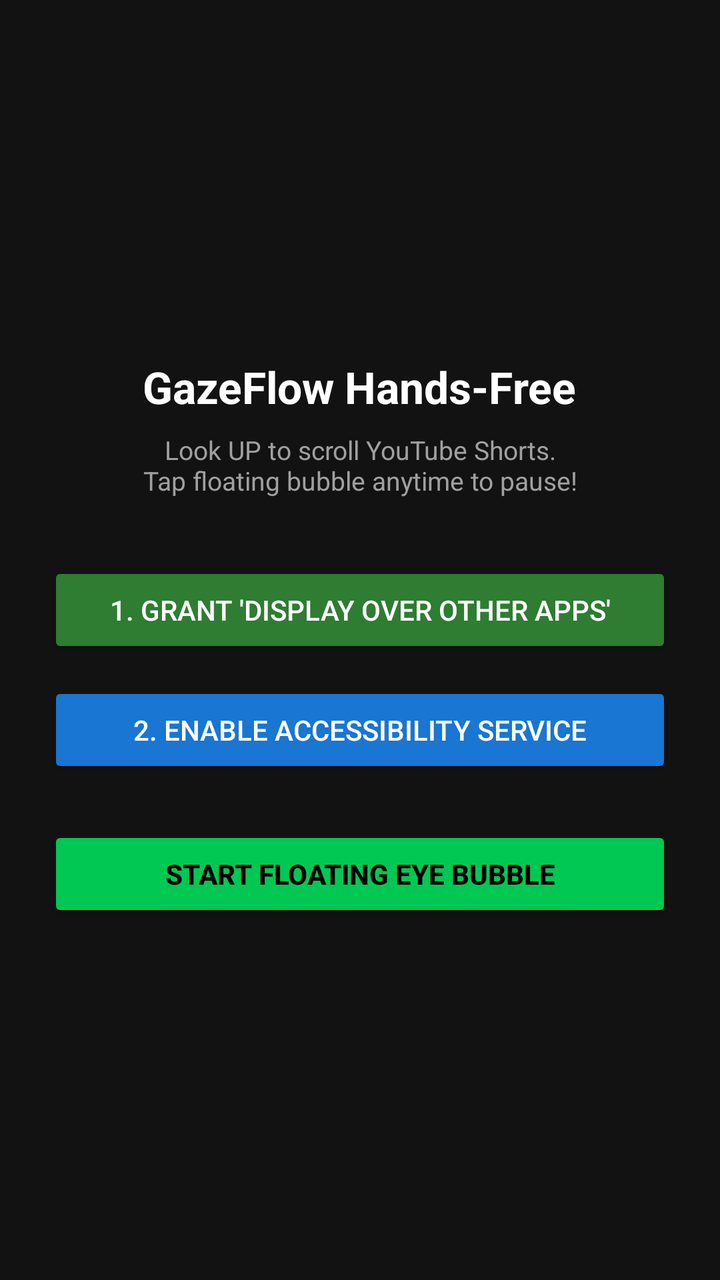
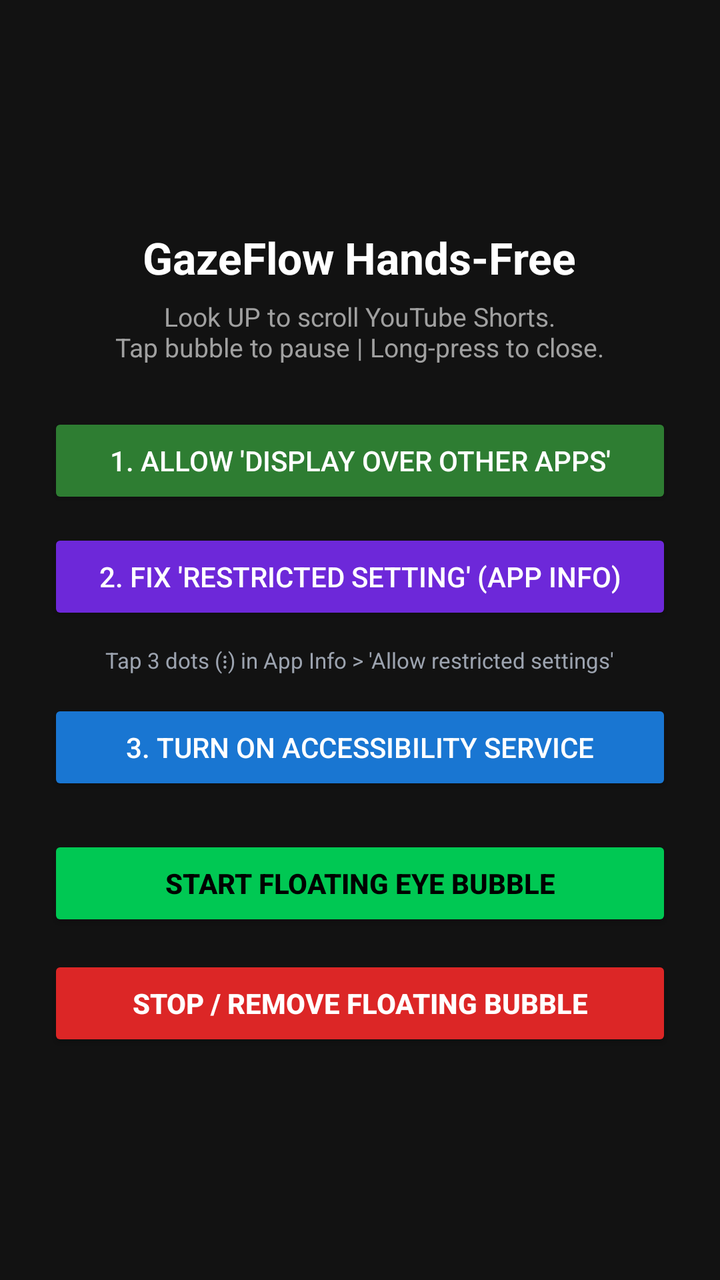

The first picture is an Android layout as it rendered before a commit; the second is the same layout after the commit. The layout source and the unified diff follow.
<!-- AndroidManifest.xml: application theme Theme.GazeFlow -->
<!-- res/layout/activity_main.xml -->
<?xml version="1.0" encoding="utf-8"?>
<LinearLayout xmlns:android="http://schemas.android.com/apk/res/android"
    android:layout_width="match_parent"
    android:layout_height="match_parent"
    android:orientation="vertical"
    android:gravity="center"
    android:padding="24dp"
    android:background="#121212">

    <TextView
        android:layout_width="wrap_content"
        android:layout_height="wrap_content"
        android:text="GazeFlow Hands-Free"
        android:textColor="#FFFFFF"
        android:textSize="22sp"
        android:textStyle="bold"
        android:layout_marginBottom="8dp" />

    <TextView
        android:layout_width="wrap_content"
        android:layout_height="wrap_content"
        android:text="Look UP to scroll YouTube Shorts.\nTap floating bubble anytime to pause!"
        android:textColor="#A0A0A0"
        android:textSize="13sp"
        android:gravity="center"
        android:layout_marginBottom="32dp" />

    <Button
        android:id="@+id/btn_grant_overlay"
        android:layout_width="match_parent"
        android:layout_height="wrap_content"
        android:text="1. Grant 'Display Over Other Apps'"
        android:backgroundTint="#2E7D32"
        android:textColor="#FFFFFF"
        android:layout_marginBottom="12dp" />

    <Button
        android:id="@+id/btn_grant_accessibility"
        android:layout_width="match_parent"
        android:layout_height="wrap_content"
        android:text="2. Enable Accessibility Service"
        android:backgroundTint="#1976D2"
        android:textColor="#FFFFFF"
        android:layout_marginBottom="24dp" />

    <Button
        android:id="@+id/btn_start_bubble"
        android:layout_width="match_parent"
        android:layout_height="wrap_content"
        android:text="Start Floating Eye Bubble"
        android:backgroundTint="#00C853"
        android:textColor="#000000"
        android:textStyle="bold" />

</LinearLayout>
<!-- resources referenced by this layout -->
<resources>
  <style name="Theme.GazeFlow" parent="Theme.AppCompat.DayNight.NoActionBar">
          <item name="colorPrimary">#10B981</item>
          <item name="colorPrimaryDark">#059669</item>
          <item name="colorAccent">#10B981</item>
          <item name="android:statusBarColor">#121212</item>
      </style>
</resources>

<!-- the commit's change to res/layout/activity_main.xml (unified diff, before → after) -->
@@ -14,34 +14,51 @@
         android:textColor="#FFFFFF"
         android:textSize="22sp"
         android:textStyle="bold"
-        android:layout_marginBottom="8dp" />
+        android:layout_marginBottom="6dp" />
 
     <TextView
         android:layout_width="wrap_content"
         android:layout_height="wrap_content"
-        android:text="Look UP to scroll YouTube Shorts.\nTap floating bubble anytime to pause!"
+        android:text="Look UP to scroll YouTube Shorts.\nTap bubble to pause | Long-press to close."
         android:textColor="#A0A0A0"
         android:textSize="13sp"
         android:gravity="center"
-        android:layout_marginBottom="32dp" />
+        android:layout_marginBottom="24dp" />
 
     <Button
         android:id="@+id/btn_grant_overlay"
         android:layout_width="match_parent"
         android:layout_height="wrap_content"
-        android:text="1. Grant 'Display Over Other Apps'"
+        android:text="1. Allow 'Display Over Other Apps'"
         android:backgroundTint="#2E7D32"
         android:textColor="#FFFFFF"
+        android:layout_marginBottom="10dp" />
+
+    <Button
+        android:id="@+id/btn_unlock_restricted"
+        android:layout_width="match_parent"
+        android:layout_height="wrap_content"
+        android:text="2. Fix 'Restricted setting' (App Info)"
+        android:backgroundTint="#6D28D9"
+        android:textColor="#FFFFFF"
+        android:layout_marginBottom="10dp" />
+
+    <TextView
+        android:layout_width="wrap_content"
+        android:layout_height="wrap_content"
+        android:text="Tap 3 dots (⋮) in App Info > 'Allow restricted settings'"
+        android:textColor="#9CA3AF"
+        android:textSize="11sp"
         android:layout_marginBottom="12dp" />
 
     <Button
         android:id="@+id/btn_grant_accessibility"
         android:layout_width="match_parent"
         android:layout_height="wrap_content"
-        android:text="2. Enable Accessibility Service"
+        android:text="3. Turn ON Accessibility Service"
         android:backgroundTint="#1976D2"
         android:textColor="#FFFFFF"
-        android:layout_marginBottom="24dp" />
+        android:layout_marginBottom="20dp" />
 
     <Button
         android:id="@+id/btn_start_bubble"
@@ -50,6 +67,16 @@
         android:text="Start Floating Eye Bubble"
         android:backgroundTint="#00C853"
         android:textColor="#000000"
+        android:textStyle="bold"
+        android:layout_marginBottom="12dp" />
+
+    <Button
+        android:id="@+id/btn_stop_bubble"
+        android:layout_width="match_parent"
+        android:layout_height="wrap_content"
+        android:text="Stop / Remove Floating Bubble"
+        android:backgroundTint="#DC2626"
+        android:textColor="#FFFFFF"
         android:textStyle="bold" />
 
 </LinearLayout>
